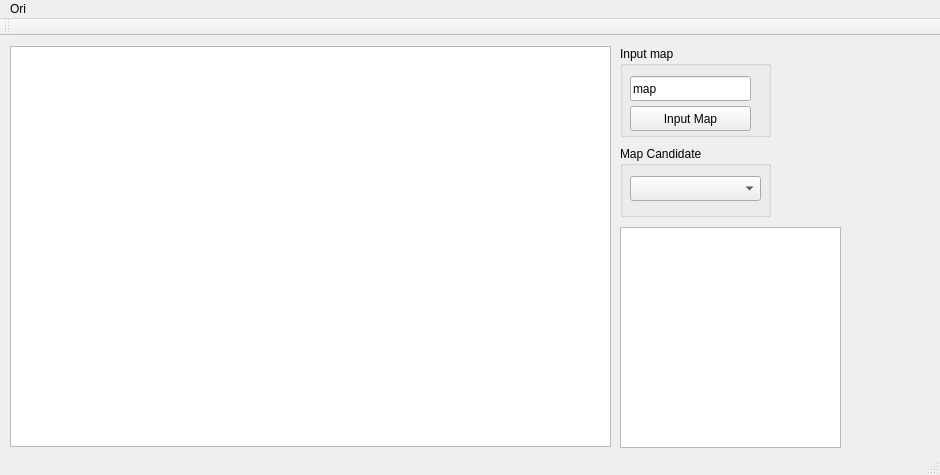
This is include/topo/UI/topoui.ui in StumboEugen/topology_map as Qt 5 draws it before an edit. The edited form follows.
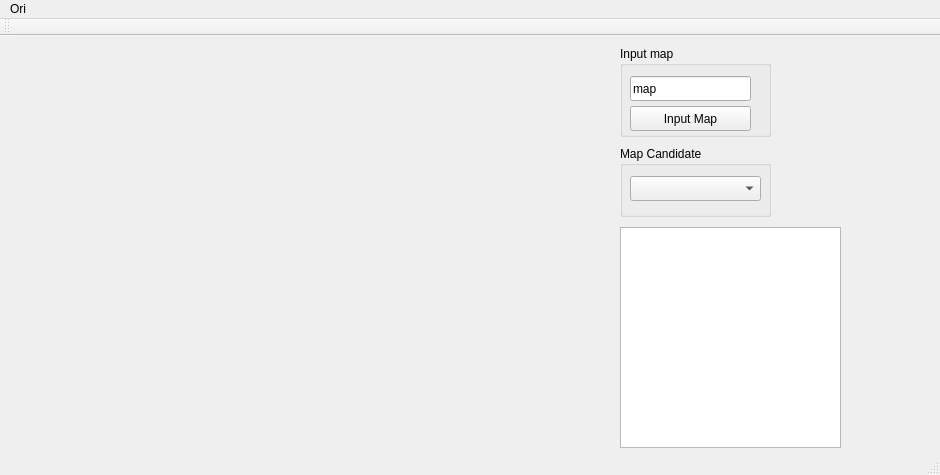
This is the edited form.

Commit message: complete the QGI(QGraphicsItem)_Node and QGI_Edge frame, but have some bugs, need to improve

```diff
--- a/include/topo/UI/topoui.ui
+++ b/include/topo/UI/topoui.ui
@@ -65,16 +65,6 @@
      </property>
     </widget>
    </widget>
-   <widget class="QGraphicsView" name="mapGView">
-    <property name="geometry">
-     <rect>
-      <x>10</x>
-      <y>10</y>
-      <width>601</width>
-      <height>401</height>
-     </rect>
-    </property>
-   </widget>
    <widget class="QGroupBox" name="groupBox_2">
     <property name="geometry">
      <rect>
```
The commit also changes 11 other files.
